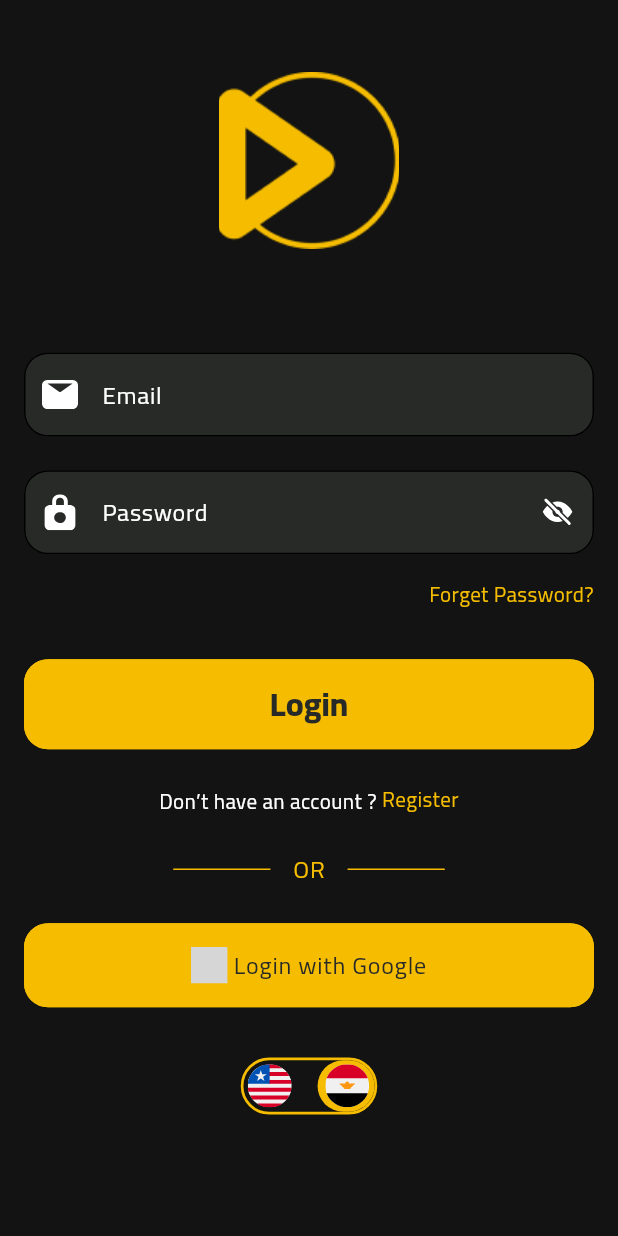
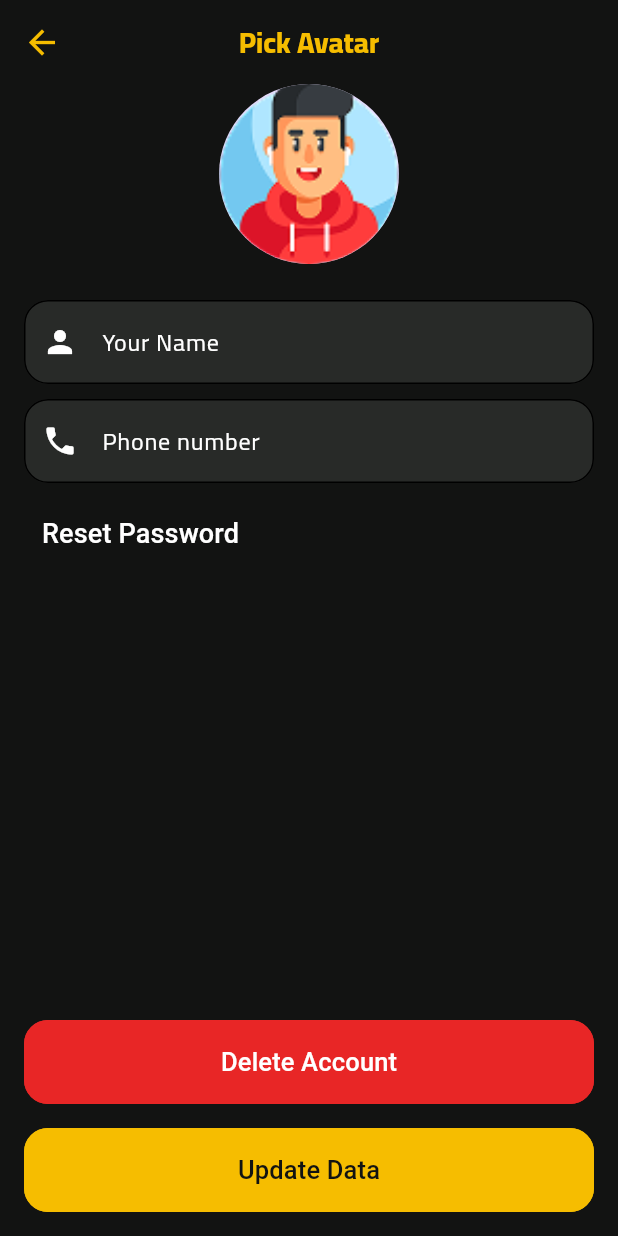
Before and after one commit to Youssef-Mamdouh-ali/Movies_app, a Flutter app: the LogInView screen opened by its route, after a tap on "Login", on a phone screen of 412 x 824 dp. Run offline on Flutter 3.47's test engine with Material 3 defaults, Android fonts, the phone set to English and light mode, and no system bars; drawn by our look-alikes of flutter_bounceable; our stand-ins replace carousel_slider, flutter_svg; grey boxes are pictures that could not be loaded.

Commit message:
Update-Profile-screen

```diff
--- a/lib/Features/authentication/login/log_in_view.dart
+++ b/lib/Features/authentication/login/log_in_view.dart
@@ -92,7 +92,10 @@ class _LogInViewState extends State<LogInView> {
               children: [
                 Expanded(
                   child: CustomElevatedButtonWidget(
-                    onPressed: () {},
+                    onPressed: () {
+                      ///TODO : Edit this navigate only to check
+                   Navigator.pushNamed(context, PagesRoutesName.updateProfileScreen);
+                    },
                     customChildWidget: Text(
                       AppString.login,
                       style: theme.textTheme.titleLarge?.copyWith(
--- a/lib/Features/onBoarding/view/on_boarding_screen.dart
+++ b/lib/Features/onBoarding/view/on_boarding_screen.dart
@@ -30,7 +30,8 @@ class _OnBoardingScreenState extends State<OnBoardingScreen> {
   @override
   Widget build(BuildContext context) {
     return Scaffold(
-      body: Stack(
+      body: SafeArea(
+        child: Stack(
           children: [
             /// PAGE VIEW
             PageView(
@@ -206,6 +207,7 @@ class _OnBoardingScreenState extends State<OnBoardingScreen> {
               SizedBox(),
           ],
         ),
+      ),
     );
   }
 
--- /dev/null
+++ b/lib/Features/update_profile/update_profile_screen.dart
@@ -0,0 +1,169 @@
+import 'package:flutter/material.dart';
+import 'package:movies_app_project/core/utils/app_assets/app_assets.dart';
+import 'package:movies_app_project/core/utils/theme/app_colors.dart';
+
+import '../../core/widgets/custom_elevated_button_widget.dart';
+import '../../core/widgets/custom_text_form_field_widget.dart';
+
+class UpdateProfileScreen extends StatefulWidget {
+  UpdateProfileScreen({super.key});
+
+  @override
+  State<UpdateProfileScreen> createState() => _UpdateProfileScreenState();
+}
+
+class _UpdateProfileScreenState extends State<UpdateProfileScreen> {
+  final List<String> avatarImages = [
+    AppAssets.beardedGamerProfileBackgroundImg,
+    AppAssets.beardedManProfileBackgroundImg,
+    AppAssets.blondeFemaleProfileBackgroundImg,
+    AppAssets.catEarsFemaleProfileBackgroundImg,
+    AppAssets.coolGamerProfileBackgroundImg,
+    AppAssets.gamerGirlProfileBackgroundImg,
+    AppAssets.gentlemanProfileBackgroundImg,
+    AppAssets.hoodieBoyProfileBackgroundImg,
+    AppAssets.redHeadFemaleProfileBackgroundImg,
+  ];
+  String selectedAvatar = AppAssets.hoodieBoyProfileBackgroundImg;
+
+  @override
+  Widget build(BuildContext context) {
+    return Scaffold(
+      appBar: AppBar(
+        backgroundColor: AppColors.darkColor,
+        leading: Icon(
+          Icons.arrow_back,
+          color: AppColors.primaryColor,
+          size: 26,
+        ),
+        title: Text(
+          "Pick Avatar",
+          style: TextStyle(color: AppColors.primaryColor, fontSize: 19),
+        ),
+        centerTitle: true,
+      ),
+      body: SafeArea(
+        child: Padding(
+          padding: const EdgeInsets.only(bottom: 16, right: 16, left: 16),
+          child: Column(
+            crossAxisAlignment: CrossAxisAlignment.stretch,
+            children: [
+              /// Avatar Image
+              GestureDetector(
+                onTap: () {
+                  _showAvatarBottomSheet(context);
+                },
+                child: CircleAvatar(
+                  radius: 60,
+                  child: ClipOval(
+                    child: Image.asset(
+                      selectedAvatar,
+                      width: 120,
+                      height: 120,
+                      fit: BoxFit.cover,
+                    ),
+                  ),
+                ),
+              ),
+              SizedBox(height: 24),
+              CustomTextFormFieldWidget(
+                customPrefixWidget: Icon(
+                  Icons.person,
+                  color: AppColors.whiteColor,
+                ),
+                text: "Your Name",
+              ),
+              SizedBox(height: 10),
+              CustomTextFormFieldWidget(
+                customPrefixWidget: Icon(
+                  Icons.phone,
+                  color: AppColors.whiteColor,
+                ),
+                text: "Phone number",
+              ),
+              SizedBox(height: 10),
+              Row(
+                children: [
+                  TextButton(
+                    onPressed: () {},
+                    child: Text(
+                      "Reset Password",
+                      style: TextStyle(
+                        color: AppColors.whiteColor,
+                        fontSize: 18,
+                      ),
+                    ),
+                  ),
+                ],
+              ),
+              Spacer(),
+              CustomElevatedButtonWidget(
+                onPressed: () {},
+                backgroundColor: AppColors.redColor,
+                customChildWidget: Text(
+                  "Delete Account",
+                  style: TextStyle(color: AppColors.whiteColor, fontSize: 17),
+                ),
+                boarderColor: AppColors.redColor,
+              ),
+              SizedBox(height: 16),
+              CustomElevatedButtonWidget(
+                onPressed: () {},
+                backgroundColor: AppColors.primaryColor,
+                customChildWidget: Text(
+                  "Update Data",
+                  style: TextStyle(color: AppColors.darkColor, fontSize: 17),
+                ),
+                boarderColor: AppColors.primaryColor,
+              ),
+            ],
+          ),
+        ),
+      ),
+    );
+  }
+
+  void _showAvatarBottomSheet(BuildContext context) {
+    showModalBottomSheet(
+      context: context,
+      backgroundColor: AppColors.darkColor,
+      shape: const RoundedRectangleBorder(
+        borderRadius: BorderRadius.vertical(top: Radius.circular(24)),
+      ),
+      builder: (context) {
+        return Padding(
+          padding: const EdgeInsets.all(16),
+          child: GridView.builder(
+            itemCount: avatarImages.length,
+            gridDelegate: const SliverGridDelegateWithFixedCrossAxisCount(
+              crossAxisCount: 3,
+              crossAxisSpacing: 16,
+              mainAxisSpacing: 16,
+            ),
+            itemBuilder: (context, index) {
+              return GestureDetector(
+                onTap: () {
+                  setState(() {
+                    selectedAvatar = avatarImages[index];
+                  });
+
+                  Navigator.pop(context);
+                },
+                child: Container(
+                  decoration: BoxDecoration(
+                    borderRadius: BorderRadius.circular(16),
+                    border: Border.all(color: AppColors.primaryColor),
+                  ),
+                  child: ClipRRect(
+                    borderRadius: BorderRadius.circular(16),
+                    child: Image.asset(avatarImages[index], fit: BoxFit.cover),
+                  ),
+                ),
+              );
+            },
+          ),
+        );
+      },
+    );
+  }
+}
--- a/lib/core/utils/router/app_router.dart
+++ b/lib/core/utils/router/app_router.dart
@@ -3,6 +3,7 @@ import 'package:movies_app_project/Features/authentication/forget_password/forge
 import 'package:movies_app_project/Features/authentication/login/log_in_view.dart';
 import 'package:movies_app_project/Features/authentication/register/register_view.dart';
 import 'package:movies_app_project/Features/onBoarding/view/on_boarding_screen.dart';
+import 'package:movies_app_project/Features/update_profile/update_profile_screen.dart';
 import 'package:movies_app_project/core/utils/router/pages_routes_name.dart';
 
 abstract class AppRouter {
@@ -27,6 +28,11 @@ abstract class AppRouter {
           builder: (context) => OnBoardingScreen(),
         );
 
+      case PagesRoutesName.updateProfileScreen:
+        return MaterialPageRoute(
+          builder: (context) => UpdateProfileScreen(),
+        );
+
     default:
     return MaterialPageRoute(
     builder: (context) => LogInView(),
--- a/lib/core/utils/router/pages_routes_name.dart
+++ b/lib/core/utils/router/pages_routes_name.dart
@@ -3,5 +3,6 @@ class PagesRoutesName {
   static const String registerView = "/register-view";
   static const String forgetPasswordView = "/forget-password-view";
   static const String onBoardingView = "/on-boarding-view";
+  static const String updateProfileScreen = "/updateProfileScreen";
 
 }
--- a/lib/core/widgets/custom_elevated_button_widget.dart
+++ b/lib/core/widgets/custom_elevated_button_widget.dart
@@ -5,12 +5,14 @@ class CustomElevatedButtonWidget extends StatelessWidget {
   final Widget? customChildWidget;
   final void Function()? onPressed;
   final Color? backgroundColor;
+  final Color? boarderColor;
 
   const CustomElevatedButtonWidget({
     super.key,
     this.onPressed,
     this.customChildWidget,
     this.backgroundColor,
+    this.boarderColor
   });
 
   @override
@@ -24,7 +26,7 @@ class CustomElevatedButtonWidget extends StatelessWidget {
         padding: EdgeInsets.all(16),
         shape: RoundedRectangleBorder(
           borderRadius: BorderRadius.circular(16),
-          side: BorderSide(color: AppColors.primaryColor),
+          side: BorderSide(color: boarderColor ??AppColors.primaryColor),
         ),
       ),
       child: customChildWidget,
--- a/lib/main.dart
+++ b/lib/main.dart
@@ -1,7 +1,6 @@
 import 'package:flutter/material.dart';
 import 'package:movies_app_project/core/utils/router/pages_routes_name.dart';
 import 'package:movies_app_project/core/utils/theme/theme_manager.dart';
-
 import 'core/utils/router/app_router.dart';
 
 void main(){
```
Also changed, not shown: pubspec.lock. Lines whose indentation alone changed are shown as unchanged.
